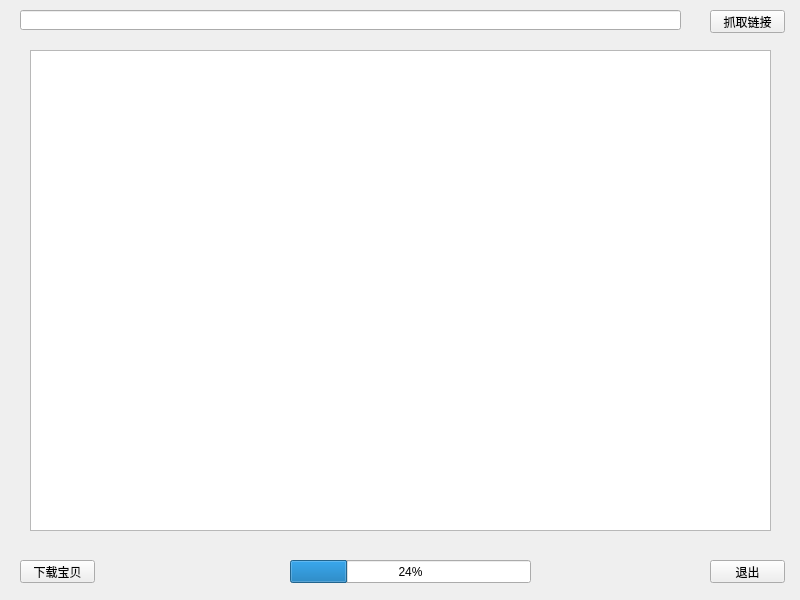
This is MainLayout.ui in Rose-zhang/Spider as Qt 5 draws it before an edit. The edited form follows.
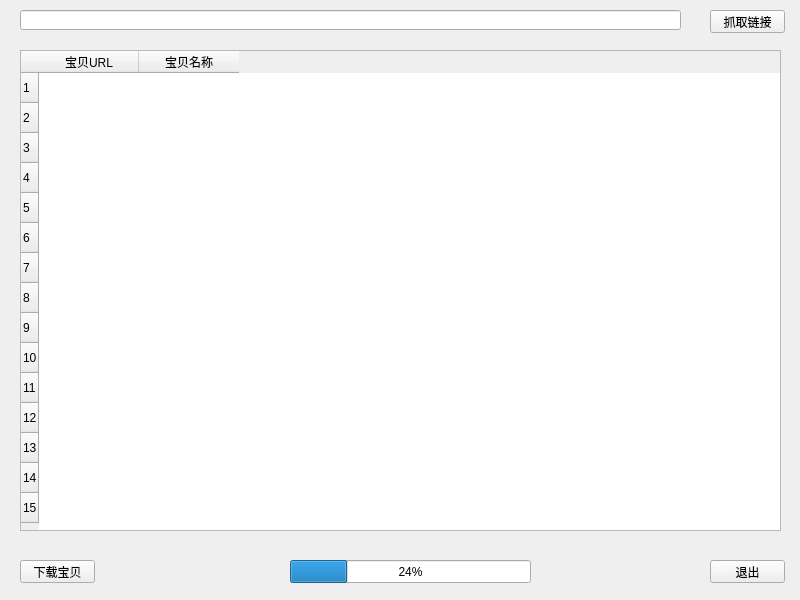
This is the edited form.

Commit message: UI抓取宝贝链接可以显示，但是表格还需要后期进一步美化

What changed in the file:
```diff
--- a/MainLayout.ui
+++ b/MainLayout.ui
@@ -84,21 +84,112 @@
     <number>24</number>
    </property>
   </widget>
-  <widget class="QTableView" name="display_download">
+  <widget class="QTableWidget" name="display_download">
    <property name="geometry">
     <rect>
-     <x>30</x>
+     <x>20</x>
      <y>50</y>
-     <width>741</width>
+     <width>761</width>
      <height>481</height>
     </rect>
    </property>
-   <property name="autoFillBackground">
-    <bool>false</bool>
+   <property name="sizePolicy">
+    <sizepolicy hsizetype="Expanding" vsizetype="Expanding">
+     <horstretch>0</horstretch>
+     <verstretch>0</verstretch>
+    </sizepolicy>
    </property>
-   <property name="sortingEnabled">
-    <bool>false</bool>
+   <property name="editTriggers">
+    <set>QAbstractItemView::NoEditTriggers</set>
    </property>
+   <property name="gridStyle">
+    <enum>Qt::NoPen</enum>
+   </property>
+   <row>
+    <property name="text">
+     <string>1</string>
+    </property>
+   </row>
+   <row>
+    <property name="text">
+     <string>2</string>
+    </property>
+   </row>
+   <row>
+    <property name="text">
+     <string>3</string>
+    </property>
+   </row>
+   <row>
+    <property name="text">
+     <string>4</string>
+    </property>
+   </row>
+   <row>
+    <property name="text">
+     <string>5</string>
+    </property>
+   </row>
+   <row>
+    <property name="text">
+     <string>6</string>
+    </property>
+   </row>
+   <row>
+    <property name="text">
+     <string>7</string>
+    </property>
+   </row>
+   <row>
+    <property name="text">
+     <string>8</string>
+    </property>
+   </row>
+   <row>
+    <property name="text">
+     <string>9</string>
+    </property>
+   </row>
+   <row>
+    <property name="text">
+     <string>10</string>
+    </property>
+   </row>
+   <row>
+    <property name="text">
+     <string>11</string>
+    </property>
+   </row>
+   <row>
+    <property name="text">
+     <string>12</string>
+    </property>
+   </row>
+   <row>
+    <property name="text">
+     <string>13</string>
+    </property>
+   </row>
+   <row>
+    <property name="text">
+     <string>14</string>
+    </property>
+   </row>
+   <row>
+    <property name="text">
+     <string>15</string>
+    </property>
+   </row>
+   <column>
+    <property name="text">
+     <string>宝贝URL</string>
+    </property>
+   </column>
+   <column>
+    <property name="text">
+     <string>宝贝名称</string>
+    </property>
+   </column>
   </widget>
  </widget>
  <resources/>
```
The commit also changes 7 other files.
